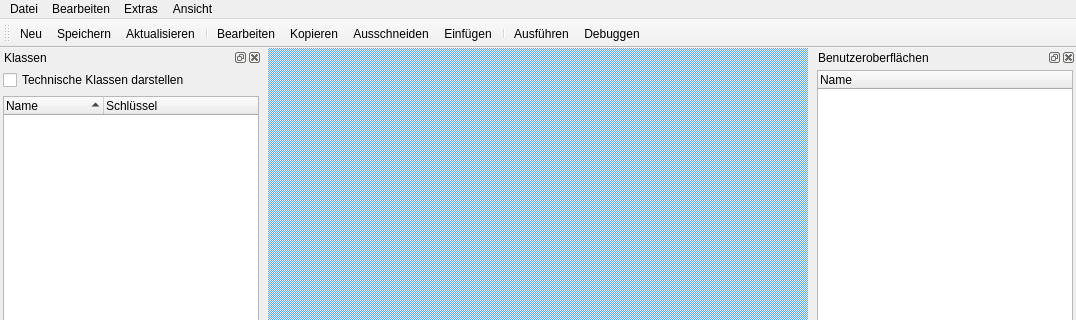
This is guitools/wmsdevelopmentplatform/src/CwmsScriptingEnvironment.ui in WOGRA-AG/wms as Qt 5 draws it before an edit; both pictures show x 0 to 1076 and y 0 to 320 of the 1076 by 664 pixel window. The edited form follows.
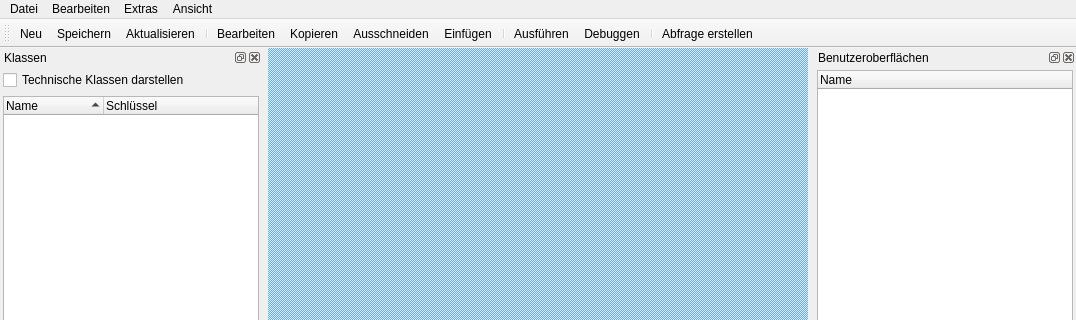
This is the edited form. Icons and pictures are not drawn.

Commit message: added queryeditor to scriptenvironment.

```diff
--- a/guitools/wmsdevelopmentplatform/src/CwmsScriptingEnvironment.ui
+++ b/guitools/wmsdevelopmentplatform/src/CwmsScriptingEnvironment.ui
@@ -207,6 +207,8 @@
    <addaction name="separator"/>
    <addaction name="m_pqaExecute"/>
    <addaction name="m_pqaDebug"/>
+   <addaction name="separator"/>
+   <addaction name="m_pqaQueryEditor"/>
   </widget>
   <action name="m_pqaSave">
    <property name="icon">
@@ -363,6 +365,15 @@
     <string>Bearbeiten</string>
    </property>
   </action>
+  <action name="m_pqaQueryEditor">
+   <property name="icon">
+    <iconset resource="../../../guilibraries/wmsgui/src/misc/wmsgui.qrc">
+     <normaloff>:/icons/articleunit.png</normaloff>:/icons/articleunit.png</iconset>
+   </property>
+   <property name="text">
+    <string>Abfrage erstellen</string>
+   </property>
+  </action>
  </widget>
  <resources>
   <include location="../../../guilibraries/wmsgui/src/misc/wmsgui.qrc"/>
```
Left out of the diff: 18 changed lines with no effect on the pictures. The commit also changes 2 other files.
